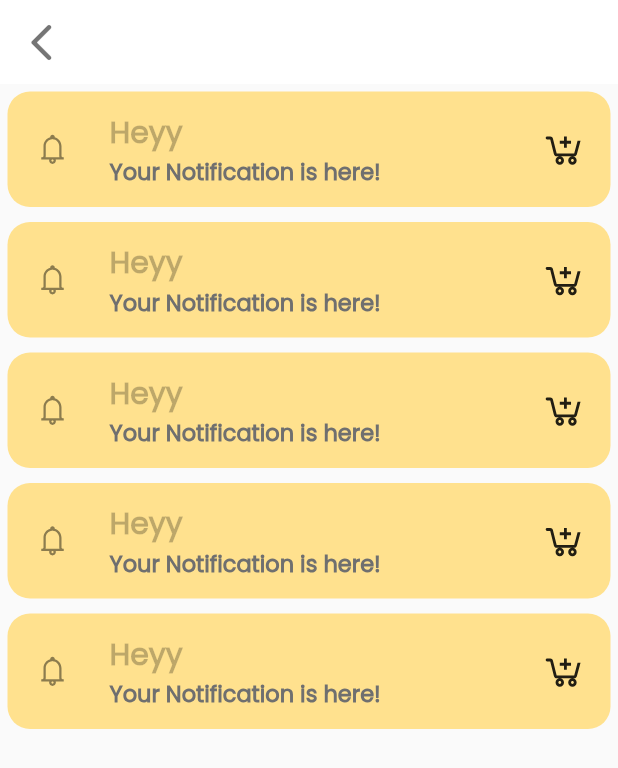
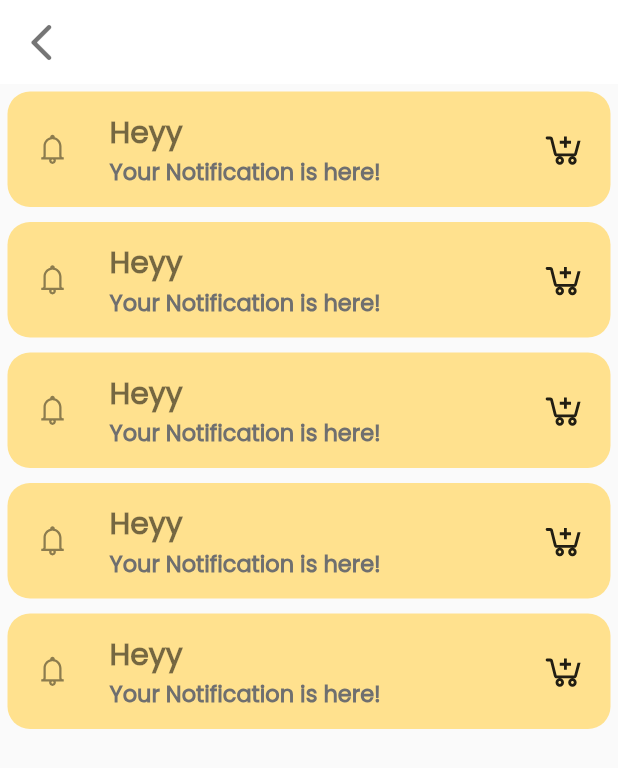
Before and after one commit to dwvicy/fruti, a Flutter app: the screen it shows after launch, after a tap on an icon or button, on a phone screen of 412 x 824 dp. Shown: the top 768 px of the screen. Run offline on Flutter 3.47's test engine with Material 2 defaults, Android fonts, the phone set to English and light mode, and no system bars; our stand-ins replace carousel_slider, curved_navigation_bar, line_icons.

Commit message:
ui: homepage done

```diff
--- a/lib/constants/AppTheme.dart
+++ b/lib/constants/AppTheme.dart
@@ -15,12 +15,12 @@ class Style {
       fontFamily: 'Poppins',
       fontWeight: FontWeight.bold,
       fontSize: 30,
-      color: Colors.black26);
+      color: Colors.black54);
   static const TextStyle productName = TextStyle(
       fontFamily: 'Poppins',
       fontWeight: FontWeight.bold,
       fontSize: 20,
-      color: Colors.black26);
+      color: Colors.black54);
   static const TextStyle productDesc = TextStyle(
     fontFamily: 'Poppins',
     fontWeight: FontWeight.bold,
--- a/lib/main.dart
+++ b/lib/main.dart
@@ -11,16 +11,12 @@ class Fruti extends StatelessWidget {
   Widget build(BuildContext context) {
     return MaterialApp(
       debugShowCheckedModeBanner: false,
-       theme: ThemeData(
-        appBarTheme: AppBarTheme(
-            iconTheme: IconThemeData(color: Colors.black54, size: 30)),
-      ),
-
+      theme: ThemeData(
+          appBarTheme: AppBarTheme(
+              iconTheme: IconThemeData(color: Colors.black54, size: 30)),
+          fontFamily: 'Poppins'),
       initialRoute: '/',
-      routes: {
-        '/':(context) => MyHome(),
-        '/notif':(context) => NotifList()
-      },
+      routes: {'/': (context) => MyHome(), '/notif': (context) => NotifList()},
     );
   }
 }
--- a/lib/screens/home_page.dart
+++ b/lib/screens/home_page.dart
@@ -1,6 +1,7 @@
 import 'package:carousel_slider/carousel_slider.dart';
 import 'package:flutter/material.dart';
 import 'package:flutter/cupertino.dart';
+import 'package:line_icons/line_icons.dart';
 import '../constants/AppTheme.dart';
 
 class HomePage extends StatefulWidget {
@@ -36,14 +37,57 @@ class _HomePageState extends State<HomePage> {
                 child: Container(
                     child: CarouselSlider(
                   options: CarouselOptions(
-                    aspectRatio: 2.0,
+                    aspectRatio: 1,
                     enlargeCenterPage: true,
                     enableInfiniteScroll: false,
                     initialPage: 2,
                     autoPlay: true,
                   ),
                   items: names,
-                )))
+                ))),
+            Padding(
+              padding: const EdgeInsets.all(12.0),
+              child: Text(
+                'choose your category',
+                style: TextStyle(fontSize: 20),
+              ),
+            ),
+            Padding(
+              padding: const EdgeInsets.all(12.0),
+              child: Container(
+                height: MediaQuery.of(context).size.height * 0.1,
+                decoration: BoxDecoration(
+                    borderRadius: BorderRadius.circular(15),
+                    color: Colors.orange[200]),
+                child: ListTile(
+                  contentPadding: EdgeInsets.all(8),
+                  title: Center(
+                    child: Text(
+                      'Fruits',
+                      style: Style.productName,
+                    ),
+                  ),
+                ),
+              ),
+            ),
+            Padding(
+              padding: const EdgeInsets.all(12.0),
+              child: Container(
+                height: MediaQuery.of(context).size.height * 0.1,
+                decoration: BoxDecoration(
+                    borderRadius: BorderRadius.circular(15),
+                    color: Colors.green[200]),
+                child: ListTile(
+                  contentPadding: EdgeInsets.all(8),
+                  title: Center(
+                    child: Text(
+                      'Vegetables',
+                      style: Style.productName,
+                    ),
+                  ),
+                ),
+              ),
+            )
           ],
         ),
       ),
```
